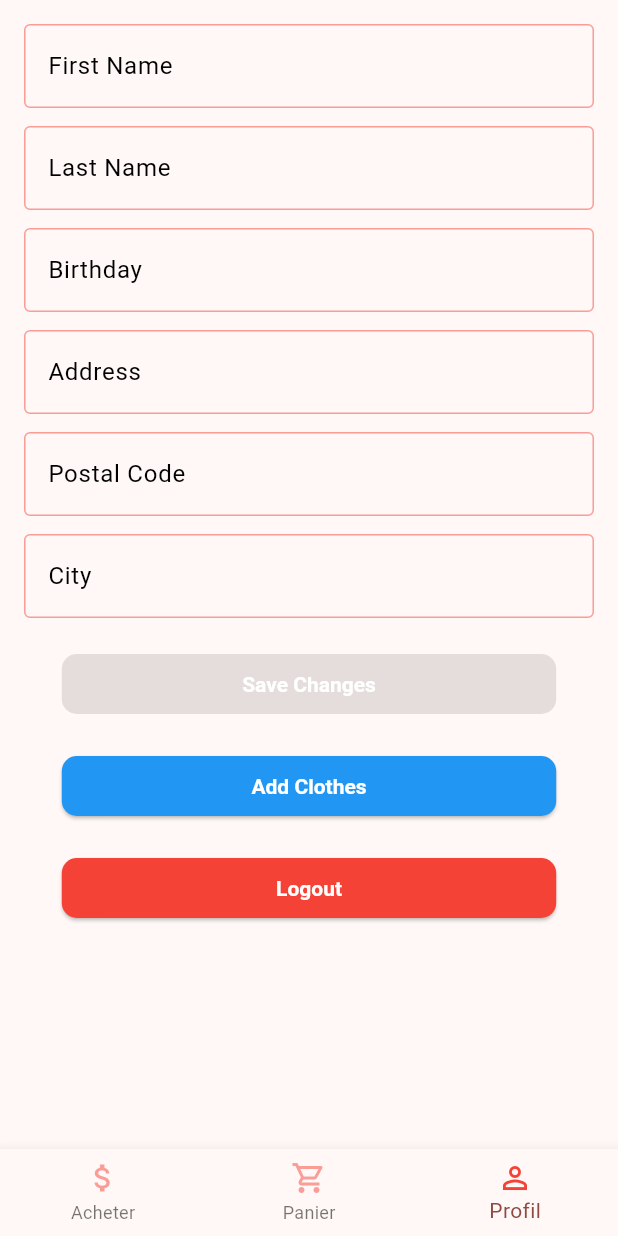
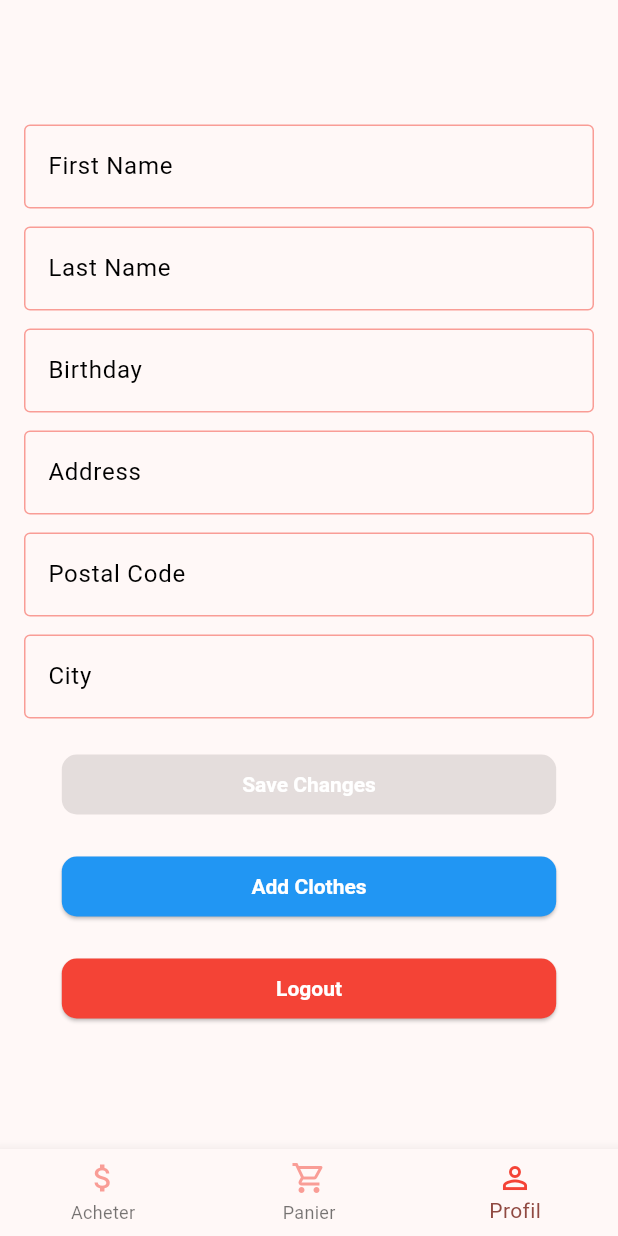
Before and after one commit to ke-saad/vogue_app, a Flutter app: the screen it shows once a user with an empty profile is signed in, item 3 of the bottom bar chosen, on a phone screen of 412 x 824 dp. Run offline on Flutter 3.47's test engine with Material 3 defaults, Android fonts, the light colour scheme and no system bars; our stand-ins replace cloud_firestore, firebase_auth, firebase_core, firebase_storage, image_picker, logger; accounts and stored records are empty.

Commit message:
eighth commit

```diff
--- a/lib/src/add_clothes_screen/add_clothes_screen.dart
+++ b/lib/src/add_clothes_screen/add_clothes_screen.dart
@@ -21,6 +21,7 @@ class _AddClothesScreenState extends State<AddClothesScreen> {
       ),
       body: Padding(
         padding: const EdgeInsets.all(16.0),
+        child: SingleChildScrollView(
           child: Column(
             children: [
               ReturnToProfileButton(), // Top of the screen
@@ -40,6 +41,7 @@ class _AddClothesScreenState extends State<AddClothesScreen> {
             ],
           ),
         ),
+      ),
     );
   }
 }
--- a/lib/src/cart_screen/cart_screen.dart
+++ b/lib/src/cart_screen/cart_screen.dart
@@ -66,16 +66,23 @@ class _CartScreenState extends State<CartScreen> {
         }
       }
     }
+
+    // Check if the widget is still mounted before calling setState
+    if (mounted) {
       setState(() {
         isLoading = false;
       });
+    }
   } catch (e) {
     print('Error fetching cart data: $e');
+    if (mounted) {
       setState(() {
         isLoading = false;
       });
     }
   }
+}
+
 
   Future<void> removeItemFromCart(String articleId) async {
   try {
--- a/lib/src/profile_screen/profile_screen.dart
+++ b/lib/src/profile_screen/profile_screen.dart
@@ -76,22 +76,21 @@ class _ProfileScreenState extends State<ProfileScreen> {
 
   @override
   Widget build(BuildContext context) {
-    final buttonWidth = MediaQuery.of(context).size.width * 0.8; // Set width to 80% of screen width
+    final buttonWidth = MediaQuery.of(context).size.width * 0.8;
 
     return Scaffold(
       body: isLoading
           ? const Center(
               child: CircularProgressIndicator(
-                color: Colors.red, // Use the specified red color for the loader
+                color: Colors.red,
               ),
             )
-          : Column(
-              children: [
-                Expanded(
+          : Center( // Wrap the content with Center
+              child: SingleChildScrollView( // Add SingleChildScrollView for scrolling
                 child: Padding(
                   padding: const EdgeInsets.all(16.0),
-                    child: SingleChildScrollView(
                   child: Column(
+                    mainAxisSize: MainAxisSize.min, // Make the column as small as its content
                     children: [
                       ProfileFields(
                         userInfo: userInfo,
@@ -120,8 +119,6 @@ class _ProfileScreenState extends State<ProfileScreen> {
                 ),
               ),
             ),
-              ],
-            ),
     );
   }
 }
```
Lines whose indentation alone changed are shown as unchanged.
